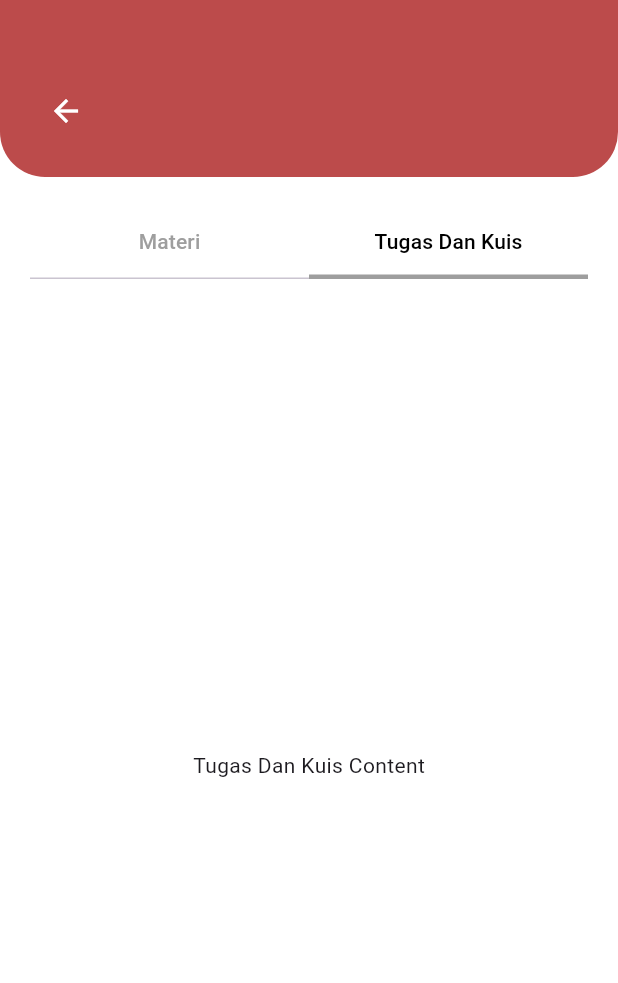
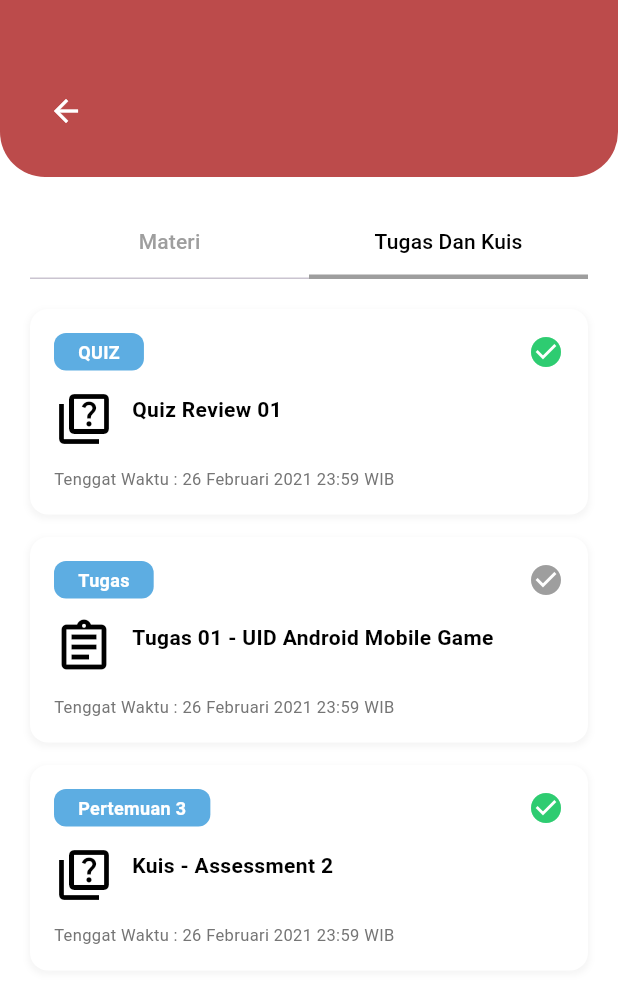
Before and after one commit to Yofaa123/Learning-Management-System, a Flutter app: the ClassDetailScreen screen opened directly with empty values, tab 2 chosen, on a phone screen of 412 x 824 dp. Shown: the top 983 px of the screen. Run offline on Flutter 3.47's test engine with Material 3 defaults, Android fonts, the phone set to English and light mode, and no system bars.

Commit message:
menambahkan konten tugas dan kuis pada halaman detail kelas

```diff
--- a/lib/screens/class/class_detail_screen.dart
+++ b/lib/screens/class/class_detail_screen.dart
@@ -43,7 +43,7 @@ class _ClassDetailScreenState extends State<ClassDetailScreen>
               controller: _tabController,
               children: [
                 _buildMateriTab(),
-                const Center(child: Text("Tugas Dan Kuis Content")),
+                _buildTugasTab(),
               ],
             ),
           ),
@@ -51,6 +51,131 @@ class _ClassDetailScreenState extends State<ClassDetailScreen>
       ),
     );
   }
+
+  // ... (Header and TabBar methods are unchanged)
+
+  // ... (Materi Tab methods are unchanged)
+
+  Widget _buildTugasTab() {
+    return ListView(
+      padding: const EdgeInsets.symmetric(horizontal: 20, vertical: 10),
+      children: [
+        _buildTaskItem(
+          tag: "QUIZ",
+          title: "Quiz Review 01",
+          deadline: "26 Februari 2021 23:59 WIB",
+          type: TaskType.quiz,
+          isDone: true,
+        ),
+        _buildTaskItem(
+          tag: "Tugas",
+          title: "Tugas 01 - UID Android Mobile Game",
+          deadline: "26 Februari 2021 23:59 WIB",
+          type: TaskType.assignment,
+          isDone: true,
+          isGrey: true, // Grey checkmark for the second item based on image? Actually image shows grey check for second item.
+        ),
+        _buildTaskItem(
+          tag: "Pertemuan 3",
+          title: "Kuis - Assessment 2",
+          deadline: "26 Februari 2021 23:59 WIB",
+          type: TaskType.quiz,
+          isDone: true,
+        ),
+      ],
+    );
+  }
+
+  Widget _buildTaskItem({
+    required String tag,
+    required String title,
+    required String deadline,
+    required TaskType type,
+    bool isDone = false,
+    bool isGrey = false,
+  }) {
+    return Container(
+      margin: const EdgeInsets.only(bottom: 15),
+      padding: const EdgeInsets.all(16),
+      decoration: BoxDecoration(
+        color: Colors.white,
+        borderRadius: BorderRadius.circular(12),
+        boxShadow: [
+          BoxShadow(
+            color: Colors.grey.withOpacity(0.1),
+            spreadRadius: 1,
+            blurRadius: 3,
+            offset: const Offset(0, 2),
+          ),
+        ],
+      ),
+      child: Column(
+        crossAxisAlignment: CrossAxisAlignment.start,
+        children: [
+          Row(
+            mainAxisAlignment: MainAxisAlignment.spaceBetween,
+            children: [
+              Container(
+                padding: const EdgeInsets.symmetric(horizontal: 16, vertical: 4),
+                decoration: BoxDecoration(
+                  color: const Color(0xFF5DADE2), // Light Blue
+                  borderRadius: BorderRadius.circular(8),
+                ),
+                child: Text(
+                  tag,
+                  style: const TextStyle(
+                    color: Colors.white,
+                    fontSize: 12,
+                    fontWeight: FontWeight.bold,
+                  ),
+                ),
+              ),
+              if (isDone)
+                Icon(
+                  Icons.check_circle,
+                  color: isGrey ? Colors.grey : const Color(0xFF2ECC71), // Green vs Grey
+                  size: 24,
+                ),
+            ],
+          ),
+          const SizedBox(height: 12),
+          Row(
+            crossAxisAlignment: CrossAxisAlignment.start,
+            children: [
+              Icon(
+                type == TaskType.quiz ? Icons.quiz_outlined : Icons.assignment_outlined,
+                size: 40,
+                color: Colors.black,
+              ),
+              const SizedBox(width: 12),
+              Expanded(
+                child: Padding(
+                  padding: const EdgeInsets.only(top: 4.0),
+                  child: Text(
+                    title,
+                    style: const TextStyle(
+                      fontSize: 14,
+                      fontWeight: FontWeight.bold,
+                      color: Colors.black,
+                    ),
+                  ),
+                ),
+              ),
+            ],
+          ),
+          const SizedBox(height: 12),
+          Text(
+            "Tenggat Waktu : $deadline",
+            style: TextStyle(
+              fontSize: 11,
+              color: Colors.grey[600],
+            ),
+          ),
+        ],
+      ),
+    );
+  }
+
 
   Widget _buildHeader() {
     return Container(
@@ -228,3 +353,5 @@ class _ClassDetailScreenState extends State<ClassDetailScreen>
     );
   }
 }
+
+enum TaskType { quiz, assignment }
```
